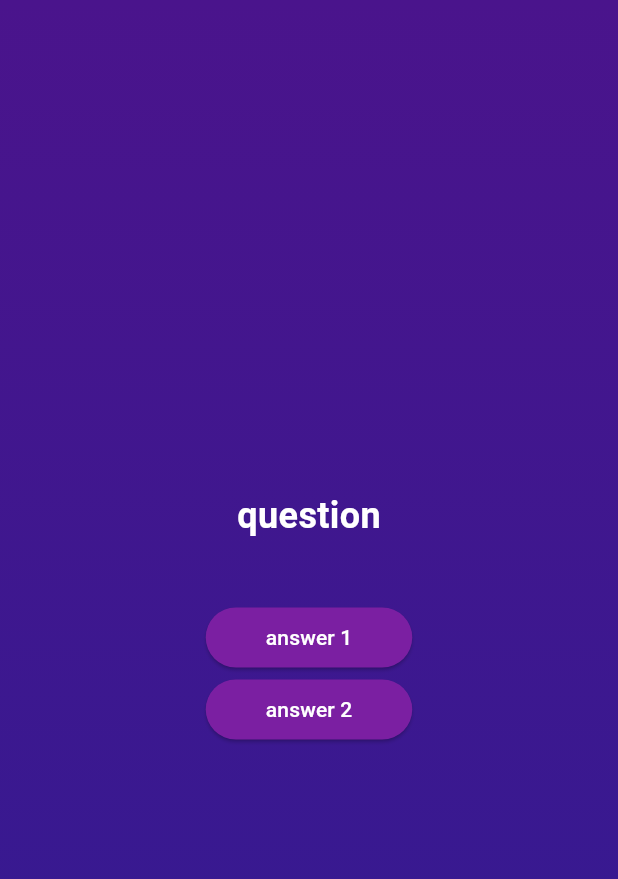
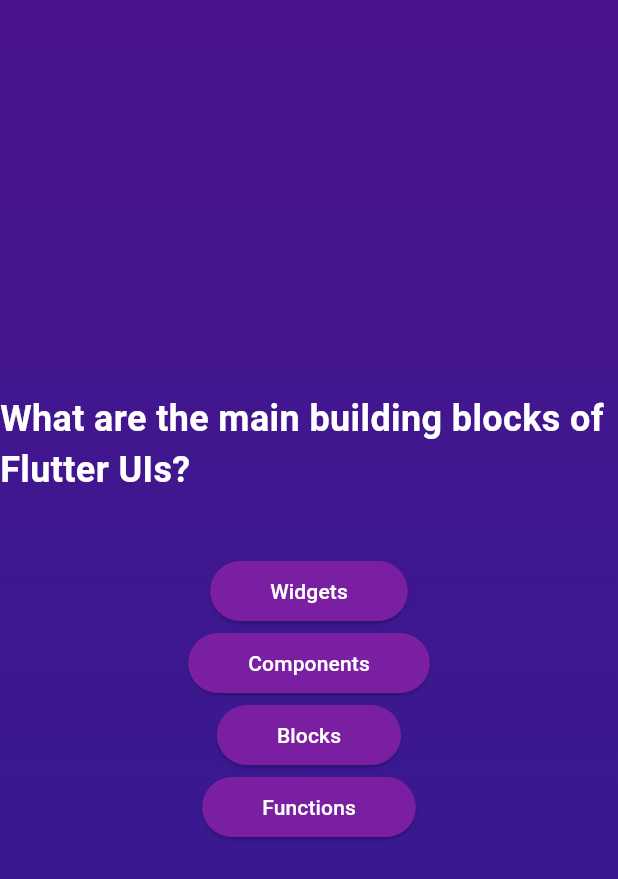
Before and after one commit to lcd11001/flutter-quiz, a Flutter app: the screen it shows after launch, after a tap on "Start", on a phone screen of 412 x 824 dp. Shown: the top 879 px of the screen. Run offline on Flutter 3.47's test engine with Material 3 defaults, Android fonts, the phone set to English and light mode, and no system bars; generated files the repository leaves out were written again.

Commit message:
- display question

```diff
--- a/lib/components/answer_button.dart
+++ b/lib/components/answer_button.dart
@@ -6,11 +6,9 @@ import 'package:simple_quiz/config.dart';
 class AnswerButton extends StatelessWidget {
   final String answer;
   final ReturnCallback<void, String> onAnswerSelected;
-  final ReturnCallback<String, String> localizeCallback;
 
   const AnswerButton({
     super.key,
-    required this.localizeCallback,
     required this.answer,
     required this.onAnswerSelected,
   });
@@ -33,7 +31,7 @@ class AnswerButton extends StatelessWidget {
         onAnswerSelected(answer);
       },
       child: Text(
-        localizeCallback(answer),
+        answer,
       ),
     );
   }
--- a/lib/components/question_element.dart
+++ b/lib/components/question_element.dart
@@ -8,20 +8,17 @@ class QuestionElement extends StatelessWidget {
   final String question;
   final List<String> answers;
   final ReturnCallback<void, String> onAnswerSelected;
-  final ReturnCallback<String, String> localizeCallback;
 
   const QuestionElement({
     super.key,
     required this.question,
     required this.answers,
     required this.onAnswerSelected,
-    required this.localizeCallback,
   });
 
   List<AnswerButton> generateAnwerWidgets() {
     return answers.map((answer) {
       return AnswerButton(
-        localizeCallback: localizeCallback,
         answer: answer,
         onAnswerSelected: onAnswerSelected,
       );
@@ -33,7 +30,7 @@ class QuestionElement extends StatelessWidget {
     return Column(
       children: [
         Text(
-          localizeCallback(question),
+          question,
           style: const TextStyle(
             fontSize: 24,
             fontWeight: FontWeight.bold,
--- a/lib/data/questions.dart
+++ b/lib/data/questions.dart
@@ -2,12 +2,63 @@ import 'package:simple_quiz/models/quiz_question.dart';
 
 const questions = [
   QuizQuestion(
-    question: "question",
+    question: 'What are the main building blocks of Flutter UIs?',
     answers: [
-      "answer 1",
-      "answer 2",
-      "answer 3",
-      "answer 4",
+      'Widgets',
+      'Components',
+      'Blocks',
+      'Functions',
+    ],
+    correctAnswer: 0,
+  ),
+  QuizQuestion(
+    question: 'How are Flutter UIs built?',
+    answers: [
+      'By combining widgets in code',
+      'By combining widgets in a visual editor',
+      'By defining widgets in config files',
+      'By using XCode for iOS and Android Studio for Android',
+    ],
+    correctAnswer: 0,
+  ),
+  QuizQuestion(
+    question: 'What\'s the purpose of a StatefulWidget?',
+    answers: [
+      'Update UI as data changes',
+      'Update data as UI changes',
+      'Ignore data changes',
+      'Render UI that does not depend on data',
+    ],
+    correctAnswer: 0,
+  ),
+  QuizQuestion(
+    question:
+        'Which widget should you try to use more often: StatelessWidget or StatefulWidget?',
+    answers: [
+      'StatelessWidget',
+      'StatefulWidget',
+      'Both are equally good',
+      'None of the above',
+    ],
+    correctAnswer: 0,
+  ),
+  QuizQuestion(
+    question: 'What happens if you change data in a StatelessWidget?',
+    answers: [
+      'The UI is not updated',
+      'The UI is updated',
+      'The closest StatefulWidget is updated',
+      'Any nested StatefulWidgets are updated',
+    ],
+    correctAnswer: 0,
+  ),
+  QuizQuestion(
+    question: 'How should you update data inside of StatefulWidgets?',
+    answers: [
+      'By calling setState()',
+      'By calling updateData()',
+      'By calling updateUI()',
+      'By calling updateState()',
     ],
     correctAnswer: 0,
   ),
--- a/lib/l10n/en.arb
+++ b/lib/l10n/en.arb
@@ -9,65 +9,5 @@
   "app_title": "Simple Quiz",
   "btn_start": "Start",
 
-  "app_under_construction": "Under Construction!",
-
-  "quiz_1": "{question, select, other{What are the main building blocks of Flutter UIs?} a1{Widgets} a2{Components} a3{Blocks} a4{Functions}}",
-  "@quiz_1": {
-      "description": "quiz_1",
-      "placeholders": {
-        "question": {
-          "type":"String"
-        }
-      }
-    },
-
-  "quiz_2": "{question, select, other{How are Flutter UIs built?} a1{By combining widgets in code} a2{By combining widgets in a visual editor} a3{By defining widgets in config files} a4{By using XCode for iOS and Android Studio for Android}}",
-  "@quiz_2": {
-      "description": "quiz_2",
-      "placeholders": {
-        "question": {
-          "type":"String"
-        }
-      }
-    },
-
-  "quiz_3": "{question, select, other{What's the purpose of a StatefulWidget?} a1{Update UI as data changes} a2{Update data as UI changes} a3{Ignore data changes} a4{Render UI that does not depend on data}}",
-  "@quiz_3": {
-      "description": "quiz_3",
-      "placeholders": {
-        "question": {
-          "type":"String"
-        }
-      }
-    },
-
-  "quiz_4": "{question, select, other{Which widget should you try to use more often: StatelessWidget or StatefulWidget?} a1{StatelessWidget} a2{StatefulWidget} a3{Both are equally good} a4{None of the above}}",
-  "@quiz_4": {
-      "description": "quiz_4",
-      "placeholders": {
-        "question": {
-          "type":"String"
-        }
-      }
-    },
-
-  "quiz_5": "{question, select, other{What happens if you change data in a StatelessWidget?} a1{The UI is not updated} a2{The UI is updated} a3{The closest StatefulWidget is updated} a4{Any nested StatefulWidgets are updated}}",
-  "@quiz_5": {
-      "description": "quiz_5",
-      "placeholders": {
-        "question": {
-          "type":"String"
-        }
-      }
-    },
-
-  "quiz_6": "{question, select, other{How should you update data inside of StatefulWidgets?} a1{By calling setState()} a2{By calling updateData()} a3{By calling updateUI()} a4{By calling updateState()}}",
-  "@quiz_6": {
-      "description": "quiz_6",
-      "placeholders": {
-        "question": {
-          "type":"String"
-        }
-      }
-    }
+  "app_under_construction": "Under Construction!"
 }
--- a/lib/question_screen.dart
+++ b/lib/question_screen.dart
@@ -1,5 +1,8 @@
 import 'package:flutter/material.dart';
 import 'package:simple_quiz/components/question_element.dart';
+import 'package:simple_quiz/models/quiz_question.dart';
+
+import 'data/questions.dart';
 
 class QuestionScreen extends StatefulWidget {
   const QuestionScreen({super.key});
@@ -8,18 +11,37 @@ class QuestionScreen extends StatefulWidget {
   State<QuestionScreen> createState() {
     return _QuestionScreenState();
   }
+}
 
-  String localizeCallback(String key) {
-    return key;
+class _QuestionScreenState extends State<QuestionScreen> {
+  late int currentIndex;
+
+  int get questionCount => questions.length;
+  QuizQuestion get currentQuestion => questions[currentIndex];
+  int get correctAnswers => questions[currentIndex].correctAnswer;
+
+  @override
+  void initState() {
+    super.initState();
+    currentIndex = 0;
+  }
+
+  void nextQuestion() {
+    setState(() {
+      currentIndex = (currentIndex + 1) % questionCount;
+    });
   }
 
   void onAnswerSelected(String answer) {
-    // do nothing
     debugPrint('Answer selected: $answer');
+    if (answer == currentQuestion.answers[currentQuestion.correctAnswer]) {
+      debugPrint('Correct answer!');
+      nextQuestion();
+    } else {
+      debugPrint('Wrong answer!');
+    }
   }
-}
 
-class _QuestionScreenState extends State<QuestionScreen> {
   @override
   Widget build(BuildContext context) {
     return Center(
@@ -30,10 +52,9 @@ class _QuestionScreenState extends State<QuestionScreen> {
           mainAxisAlignment: MainAxisAlignment.center,
           children: [
             QuestionElement(
-              question: "question",
-              answers: const ["answer 1", "answer 2"],
-              onAnswerSelected: widget.onAnswerSelected,
-              localizeCallback: widget.localizeCallback,
+              question: currentQuestion.question,
+              answers: currentQuestion.answers,
+              onAnswerSelected: onAnswerSelected,
             )
           ],
         ),
```
